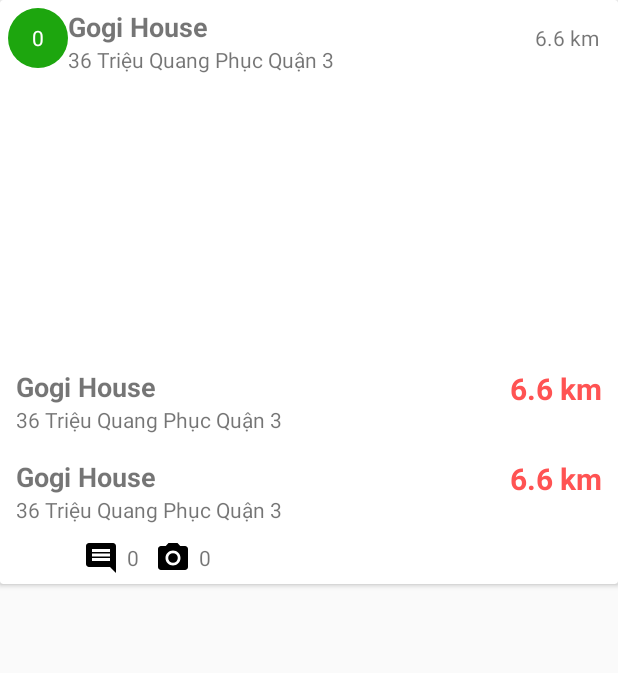
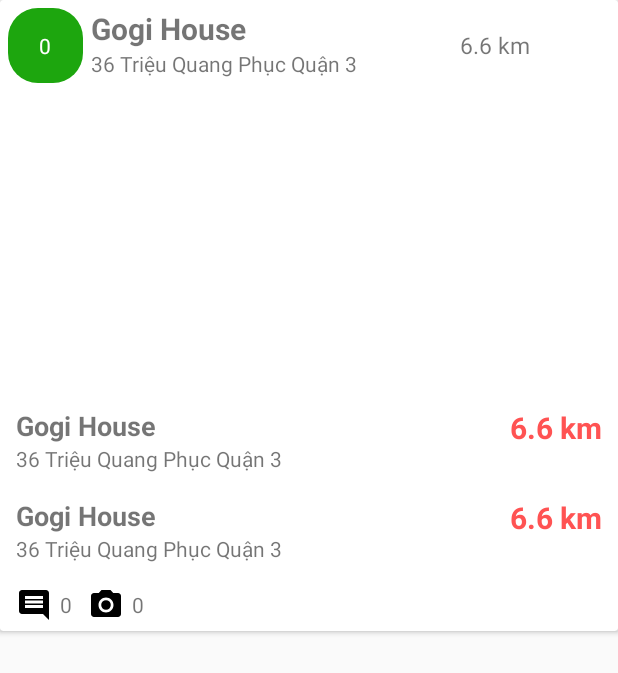
Before and after one commit to DMinhHien/Food_App, an Android app: the layout custom_recyclerview_location.xml on its own in the app's theme, with its tools: preview values and no code run, on a phone screen of 412 x 824 dp. Shown: the top 673 px of the screen. Run offline under Robolectric (Android 15) with nearby library versions, the phone set to English and light mode, and no system bars; Roboto replaces fonts that are not available here.

Commit message:
minor change

```diff
--- a/app/src/main/res/layout/custom_recyclerview_location.xml
+++ b/app/src/main/res/layout/custom_recyclerview_location.xml
@@ -20,8 +20,8 @@
 
             <TextView
                 android:id="@+id/averageScore"
-                android:layout_width="40dp"
-                android:layout_height="40dp"
+                android:layout_width="50dp"
+                android:layout_height="50dp"
                 android:background="@drawable/background_cycle"
                 android:gravity="center"
                 android:text="0"
@@ -29,8 +29,9 @@
 
             <LinearLayout
                 android:layout_width="match_parent"
-                android:layout_height="wrap_content"
+                android:layout_height="50dp"
                 android:layout_weight="1"
+                android:layout_marginLeft="5dp"
                 android:orientation="vertical">
 
                 <TextView
@@ -38,7 +39,7 @@
                     android:layout_width="match_parent"
                     android:layout_height="wrap_content"
                     android:text="Gogi House"
-                    android:textSize="18sp"
+                    android:textSize="20sp"
                     android:textStyle="bold" />
 
                 <TextView
@@ -51,9 +52,10 @@
 
             <TextView
                 android:id="@+id/txtDistance"
-                android:layout_width="50dp"
+                android:layout_width="100dp"
                 android:layout_height="wrap_content"
                 android:gravity="bottom"
+                android:textSize="15dp"
                 android:text="6.6 km" />
 
         </LinearLayout>
@@ -61,7 +63,7 @@
         <ImageView
             android:id="@+id/imageLocation"
             android:layout_width="match_parent"
-            android:layout_height="180dp"
+            android:layout_height="200dp"
             android:scaleType="centerCrop"
             app:layout_constraintTop_toBottomOf="@+id/linearLayout"
             tools:layout_editor_absoluteX="1dp" />
@@ -175,11 +177,13 @@
                 android:textSize="20sp"/>
 
         </LinearLayout>
+
         <LinearLayout
             android:layout_width="match_parent"
             android:layout_height="wrap_content"
+            android:layout_margin="5dp"
             app:layout_constraintTop_toBottomOf="@+id/commentContainer2"
-            android:layout_marginLeft="50dp">
+            tools:layout_editor_absoluteX="0dp">
 
             <TextView
                 android:id="@+id/black_comment"
```
